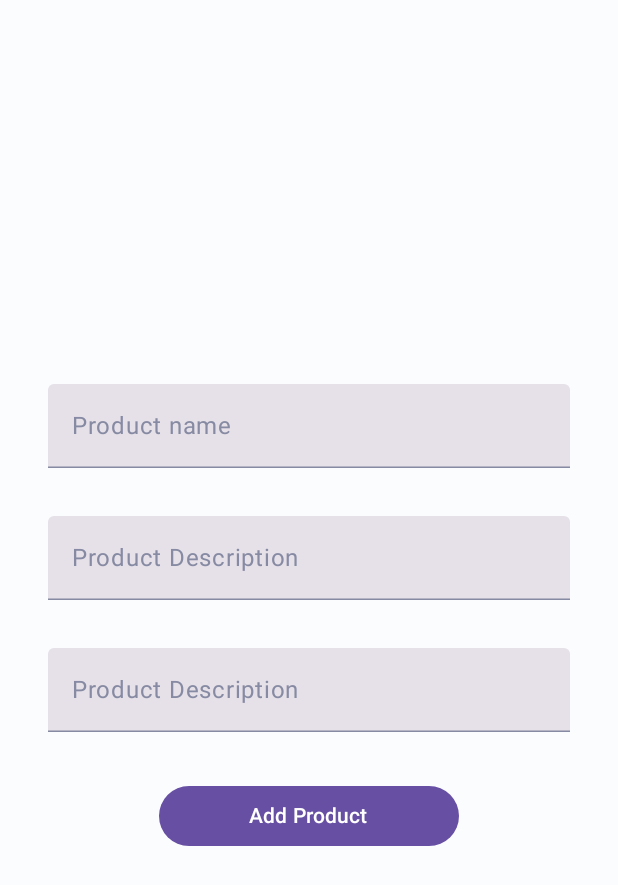
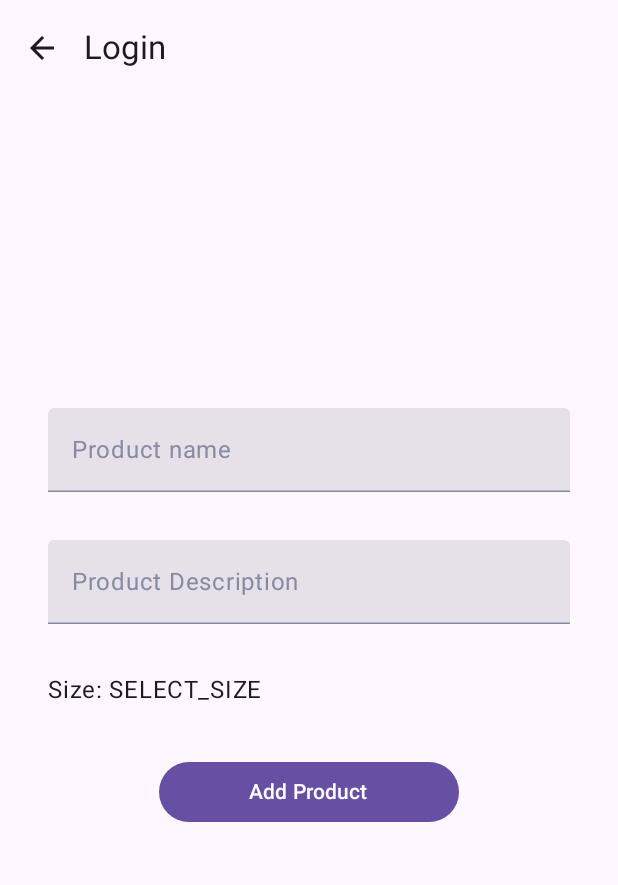
Before and after one commit to SeattleColleges/belindas-closet-android, an Android app built with Jetpack Compose: the screen it shows after launch (MainActivity), after a tap on "Add Product", on a phone screen of 412 x 824 dp. Shown: the top 885 px of the screen. Run offline under Robolectric (Android 15) with nearby library versions, the phone set to English and light mode, and no system bars.

Commit message:
Back button added and better/cleaner sizing options

```diff
--- a/app/src/main/java/com/example/belindas_closet/Routes.kt
+++ b/app/src/main/java/com/example/belindas_closet/Routes.kt
@@ -3,5 +3,5 @@ package com.example.belindas_closet
 sealed class Routes (val route: String) {
     object Login: Routes("Login")
     object SignUp: Routes("SignUp")
-    object AddProduct: Routes("AddProduct")
+    object AddProduct: Routes("Add Product")
 }
--- a/app/src/main/java/com/example/belindas_closet/data/Product.kt
+++ b/app/src/main/java/com/example/belindas_closet/data/Product.kt
@@ -2,12 +2,12 @@ package com.example.belindas_closet.data
 
 /* TODO: maybe change the size variable to a enum. Also add more enum sizes */
 enum class Sizes {
-    SMALL, MEDIUM, LARGE
+    SELECT_SIZE, XXS, XS, S, M, L, XL, XXL, XXXL, XXXXL
 }
 
 data class Product(
     val name: String,
     val description: String,
-    val size: String
+    val size: Sizes
     /* TODO: what other product properties should be added? */
 )
--- a/app/src/main/java/com/example/belindas_closet/screen/AddProduct.kt
+++ b/app/src/main/java/com/example/belindas_closet/screen/AddProduct.kt
@@ -1,14 +1,24 @@
 package com.example.belindas_closet.screen
 
+import androidx.compose.foundation.clickable
 import androidx.compose.foundation.layout.Arrangement
+import androidx.compose.foundation.layout.Box
 import androidx.compose.foundation.layout.Column
 import androidx.compose.foundation.layout.fillMaxSize
 import androidx.compose.foundation.layout.fillMaxWidth
 import androidx.compose.foundation.layout.padding
 import androidx.compose.foundation.layout.width
+import androidx.compose.material.icons.Icons
+import androidx.compose.material.icons.filled.ArrowBack
 import androidx.compose.material3.Button
+import androidx.compose.material3.DropdownMenu
+import androidx.compose.material3.DropdownMenuItem
+import androidx.compose.material3.ExperimentalMaterial3Api
+import androidx.compose.material3.Icon
+import androidx.compose.material3.IconButton
 import androidx.compose.material3.Text
 import androidx.compose.material3.TextField
+import androidx.compose.material3.TopAppBar
 import androidx.compose.runtime.Composable
 import androidx.compose.runtime.mutableStateOf
 import androidx.compose.runtime.remember
@@ -18,14 +28,31 @@ import androidx.compose.runtime.setValue
 import androidx.compose.ui.Alignment
 import androidx.compose.ui.Modifier
 import androidx.compose.ui.unit.dp
+import com.example.belindas_closet.Routes
 import com.example.belindas_closet.data.Product
+import com.example.belindas_closet.data.Sizes
 
 
+@OptIn(ExperimentalMaterial3Api::class)
 @Composable
 fun AddProductPage(navController: NavHostController) {
     var productName by remember { mutableStateOf("") }
     var productDescription by remember { mutableStateOf("") }
-    var productSize by remember { mutableStateOf("") }
+    var productSize by remember { mutableStateOf(Sizes.SELECT_SIZE) } /* Default size set */
+
+    /* Back arrow that navigates back to login page */
+    TopAppBar(
+        title = { Text("Login") }, /* todo: change destination where arrow navigates to */
+        navigationIcon = {
+            IconButton(
+                onClick = {
+                    navController.navigate(Routes.Login.route) /* Navigate back to login page */
+                }
+            ) {
+                Icon(imageVector = Icons.Default.ArrowBack, contentDescription = "Back")
+            }
+        }
+    )
 
     Column(
         modifier = Modifier
@@ -41,12 +68,12 @@ fun AddProductPage(navController: NavHostController) {
 
         ProductDescriptionField(
             productDescription = productDescription,
-            onDescriptionChange = { newName -> productDescription = newName }
+            onDescriptionChange = { newDescription -> productDescription = newDescription }
         )
 
         ProductSizeField(
             productSize = productSize,
-            onSizeChange = { newName -> productSize = newName }
+            onSizeChange = { newSize -> productSize = newSize }
         )
 
         /* TODO: finish up product button and validation logic */
@@ -54,14 +81,17 @@ fun AddProductPage(navController: NavHostController) {
             onClick = {
                 if (productName.isNotEmpty()
                     && productDescription.isNotEmpty()
-                    && productSize.isNotEmpty()) {
+                    && productSize != Sizes.SELECT_SIZE) {
                     val newProduct = Product(productName, productDescription, productSize)
                     /* TODO: save new product to db or use a list to hold products (ex: List<Product>) */
                 } else {
                     /* TODO: show error message for empty fields */
                 }
             },
-            modifier = Modifier.padding(16.dp).width(200.dp).align(Alignment.CenterHorizontally)
+            modifier = Modifier
+                .padding(16.dp)
+                .width(200.dp)
+                .align(Alignment.CenterHorizontally)
         )
         {
             Text(text = "Add Product")
@@ -97,14 +127,35 @@ fun ProductDescriptionField(productDescription: String, onDescriptionChange: (St
 }
 
 @Composable
-fun ProductSizeField(productSize: String, onSizeChange: (String) -> Unit) {
-    TextField(
-        value = productSize,
-        onValueChange = onSizeChange,
-        label = { Text(text = "Product Description") },
-        singleLine = true,
+fun ProductSizeField(productSize: Sizes, onSizeChange: (Sizes) -> Unit) {
+    val sizes = Sizes.values() /* using enum values directly */
+    var selectedSize by remember { mutableStateOf(productSize) }
+    var isDropdownMenuExpanded by remember { mutableStateOf(false) }
+
+    Box(
         modifier = Modifier
             .fillMaxWidth()
-            .padding(16.dp)
-    )
+            .clickable { isDropdownMenuExpanded = !isDropdownMenuExpanded }
+    ) {
+        Text(
+            text = "Size: ${selectedSize.name}",
+            modifier = Modifier.padding(16.dp)
+        )
+        DropdownMenu(
+            expanded = isDropdownMenuExpanded,
+            onDismissRequest = { isDropdownMenuExpanded = false }
+        ) {
+            sizes.forEach { size ->
+                DropdownMenuItem(
+                    text = { Text(size.name) },
+                    onClick = {
+                        selectedSize = size
+                        isDropdownMenuExpanded = false
+                        onSizeChange(size) /* passing selected size using callback*/
+                    }
+                )
+            }
+        }
+
+    }
 }
```
